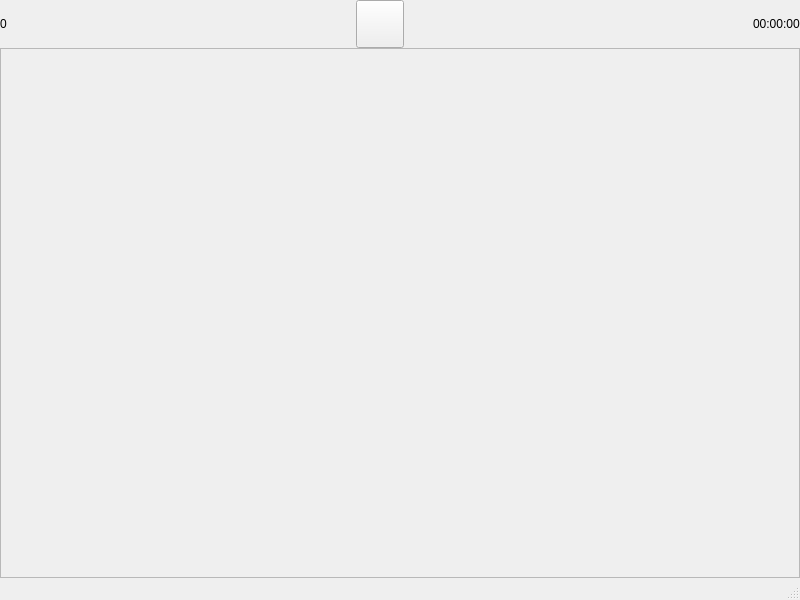
Before: the Qt Designer form mainwindow.ui in korich144/MineSweeper_Infinity, drawn with Qt 5.
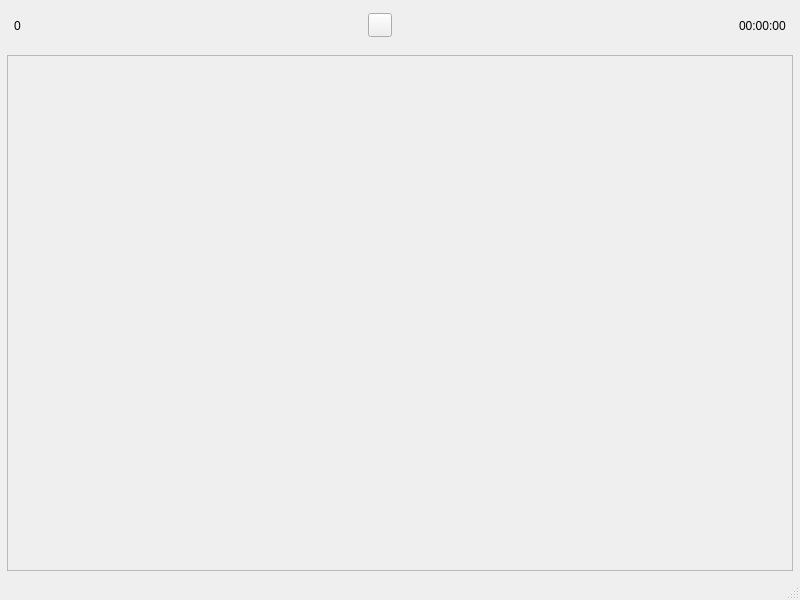
After: the same form once the commit is applied.

```diff
--- a/mainwindow.ui
+++ b/mainwindow.ui
@@ -13,26 +13,26 @@
   <widget class="QWidget" name="centralwidget">
    <layout class="QVBoxLayout" name="verticalLayout">
     <property name="spacing">
-     <number>0</number>
+     <number>11</number>
     </property>
     <property name="leftMargin">
-     <number>0</number>
+     <number>7</number>
     </property>
     <property name="topMargin">
-     <number>0</number>
+     <number>7</number>
     </property>
     <property name="rightMargin">
-     <number>0</number>
+     <number>7</number>
     </property>
     <property name="bottomMargin">
-     <number>0</number>
+     <number>7</number>
     </property>
     <item>
      <widget class="QFrame" name="frameHeader">
       <property name="maximumSize">
        <size>
         <width>16777215</width>
-        <height>48</height>
+        <height>37</height>
        </size>
       </property>
       <layout class="QHBoxLayout" name="horizontalLayout">
@@ -40,16 +40,16 @@
         <number>0</number>
        </property>
        <property name="leftMargin">
-        <number>0</number>
+        <number>7</number>
        </property>
        <property name="topMargin">
-        <number>0</number>
+        <number>4</number>
        </property>
        <property name="rightMargin">
-        <number>0</number>
+        <number>7</number>
        </property>
        <property name="bottomMargin">
-        <number>0</number>
+        <number>4</number>
        </property>
        <item>
         <widget class="QLabel" name="scoreLabel">
@@ -75,14 +75,14 @@
         <widget class="QPushButton" name="smileButton">
          <property name="minimumSize">
           <size>
-           <width>48</width>
-           <height>48</height>
+           <width>24</width>
+           <height>24</height>
           </size>
          </property>
          <property name="maximumSize">
           <size>
-           <width>48</width>
-           <height>48</height>
+           <width>24</width>
+           <height>24</height>
           </size>
          </property>
          <property name="text">
```
